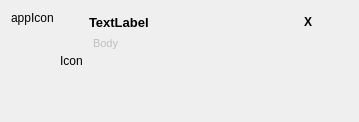
Old version of the form src/plugins/backends/snore/notifywidget.ui in the repository baohaojun/system-config.
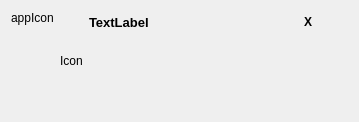
New version of the form. Icons and pictures are not drawn.

Commit message: some changes to default backend layout, extended test

The edit to the form file:
```diff
--- a/src/plugins/backends/snore/notifywidget.ui
+++ b/src/plugins/backends/snore/notifywidget.ui
@@ -143,7 +143,7 @@
         </layout>
        </item>
        <item>
-        <widget class="QTextEdit" name="body">
+        <widget class="QTextBrowser" name="body">
          <property name="enabled">
           <bool>false</bool>
          </property>
@@ -161,26 +161,12 @@
          <property name="frameShadow">
           <enum>QFrame::Plain</enum>
          </property>
-         <property name="lineWidth">
-          <number>0</number>
-         </property>
          <property name="verticalScrollBarPolicy">
           <enum>Qt::ScrollBarAlwaysOff</enum>
          </property>
          <property name="horizontalScrollBarPolicy">
           <enum>Qt::ScrollBarAlwaysOff</enum>
          </property>
-         <property name="undoRedoEnabled">
-          <bool>false</bool>
-         </property>
-         <property name="html">
-          <string notr="true">&lt;!DOCTYPE HTML PUBLIC &quot;-//W3C//DTD HTML 4.0//EN&quot; &quot;http://www.w3.org/TR/REC-html40/strict.dtd&quot;&gt;
-&lt;html&gt;&lt;head&gt;&lt;meta name=&quot;qrichtext&quot; content=&quot;1&quot; /&gt;&lt;style type=&quot;text/css&quot;&gt;
-p, li { white-space: pre-wrap; }
-&lt;/style&gt;&lt;/head&gt;&lt;body style=&quot; font-family:'MS Shell Dlg 2'; font-size:10pt; font-weight:400; font-style:normal;&quot;&gt;
-&lt;p style=&quot; margin-top:0px; margin-bottom:0px; margin-left:0px; margin-right:0px; -qt-block-indent:0; text-indent:0px;&quot;&gt;&lt;span style=&quot; font-size:8pt;&quot;&gt;Body&lt;/span&gt;&lt;/p&gt;
-&lt;p style=&quot;-qt-paragraph-type:empty; margin-top:0px; margin-bottom:0px; margin-left:0px; margin-right:0px; -qt-block-indent:0; text-indent:0px; font-size:8pt;&quot;&gt;&lt;br /&gt;&lt;/p&gt;&lt;/body&gt;&lt;/html&gt;</string>
-         </property>
          <property name="textInteractionFlags">
           <set>Qt::NoTextInteraction</set>
          </property>
```
Left out of the diff: 8 changed lines with no effect on the pictures. The commit also changes 2 other files.
